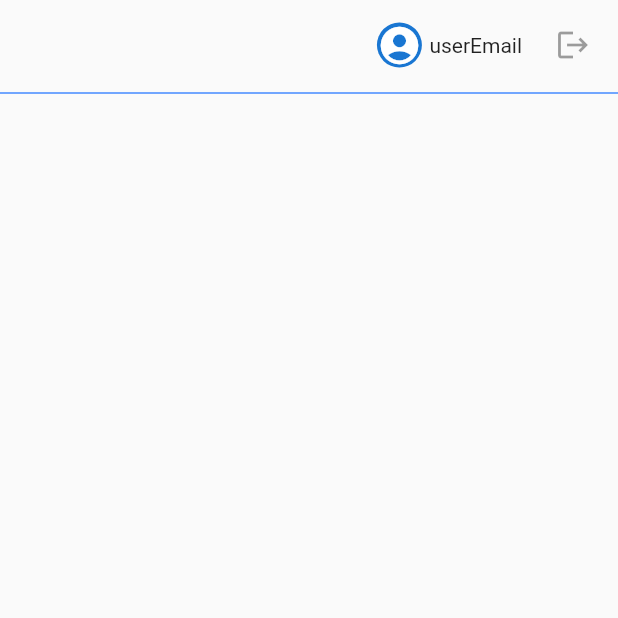
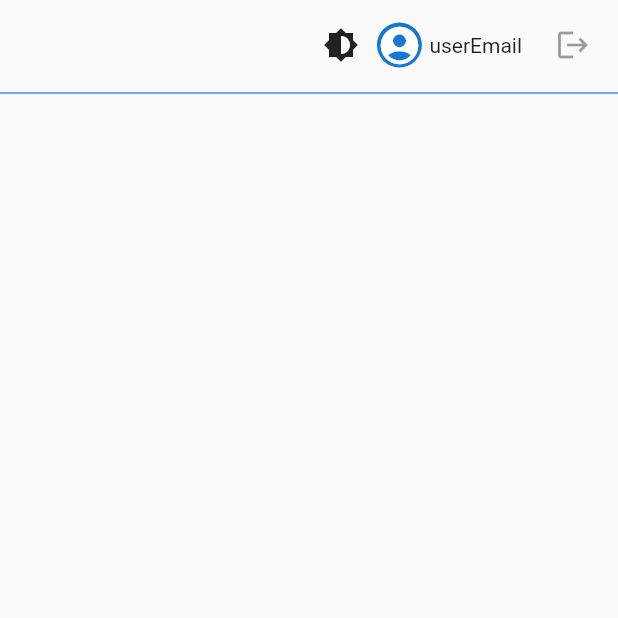
Before and after one commit to pierrickmartino/trip_theme, a Flutter app: the screen it shows after launch, on a phone screen of 412 x 824 dp, the top half of it. Run offline on Flutter 3.47's test engine with Material 2 defaults, Android fonts, the phone set to English and light mode, and no system bars; our stand-ins replace adaptive_theme.

Commit message:
implement the use of adaptive_theme

```diff
--- a/lib/main.dart
+++ b/lib/main.dart
@@ -1,22 +1,33 @@
+import 'package:adaptive_theme/adaptive_theme.dart';
 import 'package:flutter/material.dart';
 
-void main() {
-  runApp(const MyApp());
+import 'theme.dart';
+
+// ignore: avoid_void_async
+void main() async {
+  WidgetsFlutterBinding.ensureInitialized();
+  final savedThemeMode = await AdaptiveTheme.getThemeMode();
+  runApp(MyApp(savedThemeMode: savedThemeMode));
 }
 
 class MyApp extends StatelessWidget {
-  const MyApp({Key key}) : super(key: key);
+  const MyApp({Key key, this.savedThemeMode}) : super(key: key);
+
+  final AdaptiveThemeMode savedThemeMode;
 
   @override
   Widget build(BuildContext context) {
-    return MaterialApp(
-      title: 'Trip Theme',
-      debugShowCheckedModeBanner: false,
-      theme: ThemeData(
-        primarySwatch: Colors.blue,
-        visualDensity: VisualDensity.adaptivePlatformDensity,
+    return AdaptiveTheme(
+      light: lightThemeData,
+      dark: darkThemeData,
+      initial: savedThemeMode ?? AdaptiveThemeMode.light,
+      builder: (theme, darkTheme) => MaterialApp(
+        debugShowCheckedModeBanner: false,
+        title: 'Trip Theme',
+        theme: theme,
+        darkTheme: darkTheme,
+        home: const MyHomePage(title: 'Home Page'),
       ),
-      home: const MyHomePage(title: 'Home Page'),
     );
   }
 }
@@ -51,18 +62,24 @@ class _MyHomePageState extends State<MyHomePage> {
                   mainAxisAlignment: MainAxisAlignment.end,
                   children: <Widget>[
                     Row(
-                      children: const [
-                        CircleAvatar(
+                      children: [
+                        IconButton(
+                            icon: const Icon(Icons.brightness_medium),
+                            onPressed: () {
+                              AdaptiveTheme.of(context).toggleThemeMode();
+                            }),
+                        const CircleAvatar(
                           radius: 15,
                           child: Icon(
                             Icons.account_circle,
                             size: 30,
                           ),
                         ),
-                        SizedBox(width: 5),
-                        Text('userEmail'),
-                        SizedBox(width: 10),
-                        IconButton(icon: Icon(Icons.logout), onPressed: null),
+                        const SizedBox(width: 5),
+                        const Text('userEmail'),
+                        const SizedBox(width: 10),
+                        const IconButton(
+                            icon: Icon(Icons.logout), onPressed: null),
                       ],
                     )
                   ],
--- /dev/null
+++ b/lib/theme.dart
@@ -0,0 +1,17 @@
+import 'package:flutter/material.dart';
+
+var lightThemeData = ThemeData(
+    primarySwatch: Colors.blue,
+    visualDensity: VisualDensity.adaptivePlatformDensity,
+    primaryColor: Colors.blue,
+    textTheme: const TextTheme(button: TextStyle(color: Colors.white70)),
+    brightness: Brightness.light,
+    accentColor: Colors.blue);
+
+var darkThemeData = ThemeData(
+    primarySwatch: Colors.blue,
+    visualDensity: VisualDensity.adaptivePlatformDensity,
+    primaryColor: Colors.blue,
+    textTheme: const TextTheme(button: TextStyle(color: Colors.black54)),
+    brightness: Brightness.dark,
+    accentColor: Colors.blue);
--- a/pubspec.yaml
+++ b/pubspec.yaml
@@ -21,10 +21,11 @@ environment:
   sdk: ">=2.7.0 <3.0.0"
 
 dependencies:
+  adaptive_theme: ^1.1.0
   cupertino_icons: ^1.0.1
-
   flutter:
     sdk: flutter
+
 
 dev_dependencies:
   flutter_test:
```
Also changed, not shown: pubspec.lock, 3 other files.
